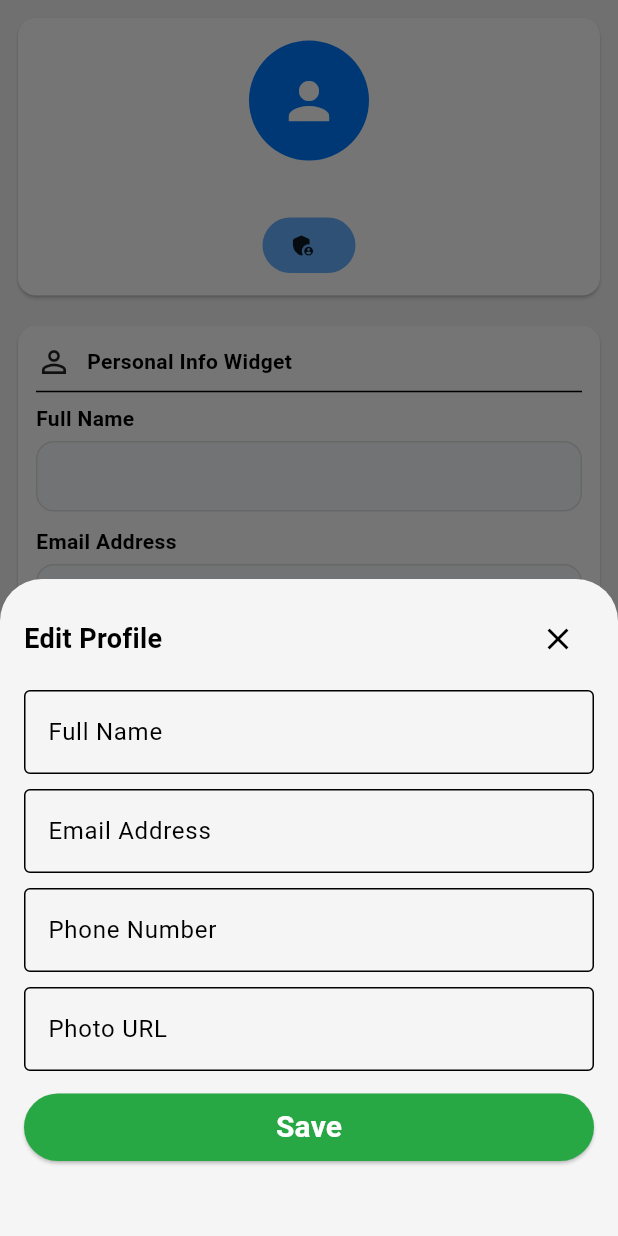
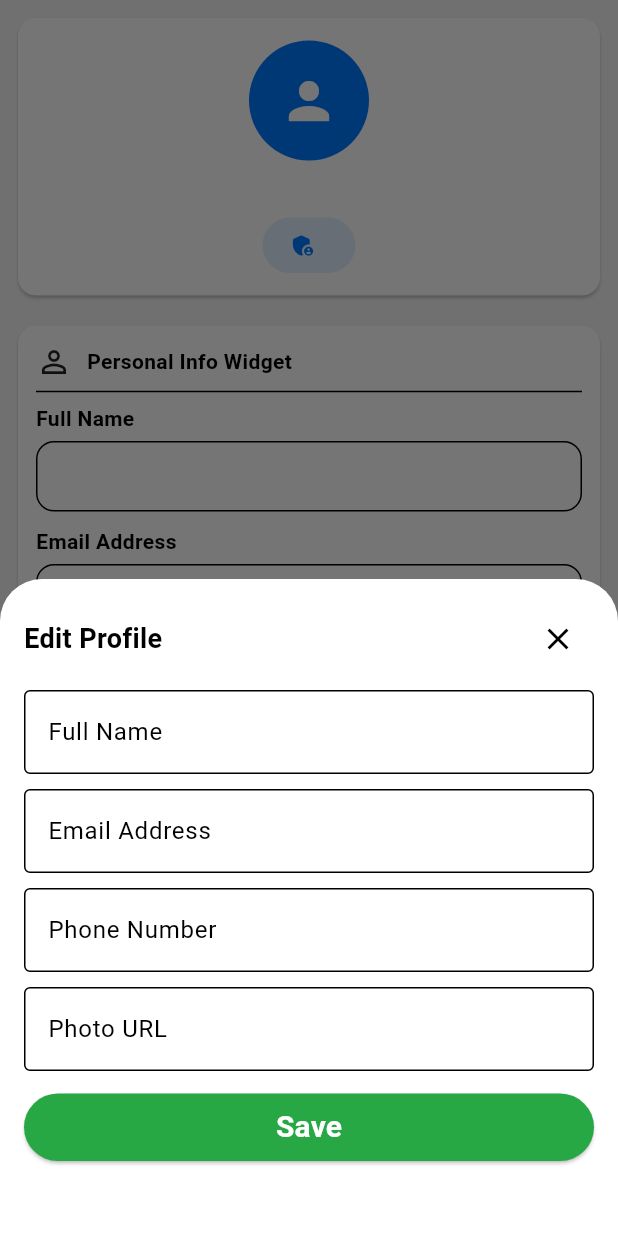
Before and after one commit to Project-BBU-D104/bbu_final_project, a Flutter app: the ProfileScreen screen opened directly, after a tap on "Edit Profile", on a phone screen of 412 x 824 dp. Run offline on Flutter 3.47's test engine with Material 3 defaults, Android fonts, the phone set to English and light mode, and no system bars; our stand-ins replace cached_network_image, device_preview, dropdown_search, file_picker, fl_chart, flutter_dotenv and 12 more; missing offline and left inert: country_flags, encrypt, excel, mobile_scanner; accounts and stored records are empty; network calls fail.

Commit message:
frontend: persist dark mode and remove fake push setting

```diff
--- a/frontend/lib/constants/enum.dart
+++ b/frontend/lib/constants/enum.dart
@@ -1,6 +1,7 @@
   enum StorageKey {
     appStartUp,
-    lastUserLogin
+    lastUserLogin,
+    darkMode
   }
 
   enum SystemMode { system, light, dark }
--- a/frontend/lib/controllers/theme_controller.dart
+++ b/frontend/lib/controllers/theme_controller.dart
@@ -1,14 +1,32 @@
 import 'package:flutter/material.dart';
+import 'package:frontend/constants/enum.dart';
+import 'package:frontend/global.dart';
+import 'package:frontend/services/storage_service.dart';
 import 'package:get/get.dart';
 
 class ThemeController extends GetxController {
+  ThemeController({IStorageService? storageService})
+      : _storage = storageService ?? storage;
+
+  final IStorageService _storage;
+
   final isDark = false.obs;
 
-  void toggleTheme() {
+  @override
+  void onInit() {
+    super.onInit();
+
+    final saved = _storage.readStorage<dynamic>(StorageKey.darkMode);
+    isDark.value = saved is bool ? saved : false;
+  }
+
+  Future<void> toggleTheme() async {
     isDark.value = !isDark.value;
 
     Get.changeThemeMode(
       isDark.value ? ThemeMode.dark : ThemeMode.light,
     );
+
+    await _storage.writeStorage(StorageKey.darkMode, isDark.value);
   }
 }
--- a/frontend/lib/localization/en_us.dart
+++ b/frontend/lib/localization/en_us.dart
@@ -148,7 +148,6 @@
   'App Preferences': 'App Preferences',
   'Dark Mode': 'Dark Mode',
   'Language': 'Language',
-  'Push Notifications': 'Push Notifications',
   'Product Management': 'Product Management',
   'Purchase Management': 'Purchase Management',
   'Supplier Management': 'Supplier Management',
--- a/frontend/lib/localization/km_kh.dart
+++ b/frontend/lib/localization/km_kh.dart
@@ -155,7 +155,6 @@
   'Dark Mode': 'ផ្ទៃងងឹត',
   'Light Mode': 'ផ្ទៃភ្លឺ',
   'Language': 'ភាសា',
-  'Push Notifications': 'ការជូនដំណឹង',
   'Product Management': 'គ្រប់គ្រងផលិតផល',
   'Purchase Management': 'ការគ្រប់គ្រងការទិញ',
   'Supplier Management': 'ការគ្រប់គ្រងអ្នកផ្គត់ផ្គង់',
--- a/frontend/lib/screen/profile/widget/card_personal_info_widget.dart
+++ b/frontend/lib/screen/profile/widget/card_personal_info_widget.dart
@@ -1,5 +1,4 @@
 import 'package:flutter/material.dart';
-import 'package:frontend/constants/constant.dart';
 import 'package:frontend/controllers/profile_controller.dart';
 import 'package:get/get.dart';
 
@@ -15,7 +14,7 @@
       width: double.infinity,
       child: Card(
         margin: const EdgeInsets.only(bottom: 12),
-        color: titleColor,
+        color: Theme.of(context).cardColor,
         child: Padding(
           padding: const EdgeInsets.all(12.0),
           child: Column(
@@ -33,6 +32,7 @@
               Text("Full Name".tr, style: TextStyle(fontWeight: FontWeight.w600),),
               SizedBox(height: 5,),
               Obx(() => cardInfo(
+                  context,
                   title: ctr.username.value,
                 ),
               ),
@@ -41,6 +41,7 @@
               Text("Email Address".tr, style: TextStyle(fontWeight: FontWeight.w600),),
               SizedBox(height: 5,),
               Obx(()=> cardInfo(
+                  context,
                   title: ctr.email.value,
                 ),
               ),
@@ -54,6 +55,7 @@
                           Text("Phone Number".tr, style: TextStyle(fontWeight: FontWeight.w600),),
                           SizedBox(height: 5,),
                           cardInfo(
+                            context,
                             title: ctr.phone.value,
                           ),
                         ],
@@ -68,23 +70,25 @@
   }
 }
 
-Widget cardInfo({
+Widget cardInfo(
+  BuildContext context, {
   required String title,
 }) {
+  final theme = Theme.of(context);
   return Container(
     width: double.infinity,
     padding: const EdgeInsets.all(12),
     decoration: BoxDecoration(
-      color: const Color(0xFFF8FAFC),
+      color: theme.colorScheme.surface,
       borderRadius: BorderRadius.circular(12),
       border: Border.all(
-        color: Colors.grey.shade300,
+        color: theme.dividerColor,
       ),
     ),
     child: Text(
       title,
-      style: const TextStyle(
-        color: Colors.black87,
+      style: TextStyle(
+        color: theme.textTheme.bodyLarge?.color,
         fontWeight: FontWeight.w500,
       ),
     ),
--- a/frontend/lib/screen/profile/widget/card_profile_widget.dart
+++ b/frontend/lib/screen/profile/widget/card_profile_widget.dart
@@ -1,5 +1,4 @@
 import 'package:flutter/material.dart';
-import 'package:frontend/constants/constant.dart';
 import 'package:frontend/controllers/profile_controller.dart';
 import 'package:get/get.dart';
 
@@ -14,7 +13,7 @@
       width: double.infinity,
       child: Card(
         margin: const EdgeInsets.only(bottom: 10),
-        color: titleColor,
+        color: Theme.of(context).cardColor,
         child: SizedBox(
           child: Padding(
             padding: const EdgeInsets.all(15.0),
@@ -54,21 +53,26 @@
                       vertical: 8,
                     ),
                     decoration: BoxDecoration(
-                      color: primaryColor.shade100,
+                      color: Theme.of(context)
+                          .colorScheme
+                          .primary
+                          .withValues(alpha: 0.12),
                       borderRadius: BorderRadius.circular(50),
                     ),
                     child: Row(
                       mainAxisSize: MainAxisSize.min,
                       children: [
-                        const Icon(
+                        Icon(
                           Icons.admin_panel_settings_rounded,
                           size: 18,
+                          color: Theme.of(context).colorScheme.primary,
                         ),
                         const SizedBox(width: 8),
                         Text(
                           ctr.role.value,
-                          style: const TextStyle(
+                          style: TextStyle(
                             fontWeight: FontWeight.w600,
+                            color: Theme.of(context).colorScheme.primary,
                           ),
                         ),
                       ],
--- a/frontend/lib/screen/profile/widget/setting_widget.dart
+++ b/frontend/lib/screen/profile/widget/setting_widget.dart
@@ -1,5 +1,4 @@
 import 'package:flutter/material.dart';
-import 'package:frontend/constants/constant.dart';
 import 'package:frontend/controllers/theme_controller.dart';
 import 'package:frontend/widget/dailog_select_language_widget.dart';
 import 'package:get/get.dart';
@@ -7,12 +6,14 @@
 class SettingWidget extends StatelessWidget {
   SettingWidget({super.key});
 
-   final themeController = Get.put(ThemeController());
+  final themeController = Get.isRegistered<ThemeController>()
+      ? Get.find<ThemeController>()
+      : Get.put(ThemeController());
 
   @override
   Widget build(BuildContext context) {
     return Card(
-      color: titleColor,
+      color: Theme.of(context).cardColor,
       margin: const EdgeInsets.only(bottom: 10),
       child: Padding(
         padding: const EdgeInsets.all(12.0),
@@ -26,18 +27,20 @@
               ],
             ),
             Divider(),
-            // Obx(
-            //   () => cardInfo(
-            //     active: themeController.isDark.value,
-            //     icon: Icons.dark_mode_outlined,
-            //     title: "Dark Mode".tr,
-            //     onSwitch: (value) {
-            //       themeController.toggleTheme();
-            //     },
-            //   ),
-            // ),
+            Obx(
+              () => cardInfo(
+                context,
+                active: themeController.isDark.value,
+                icon: Icons.dark_mode_outlined,
+                title: "Dark Mode".tr,
+                onSwitch: (value) {
+                  themeController.toggleTheme();
+                },
+              ),
+            ),
             SizedBox(height: 5,),
             cardInfo(
+              context,
               icon: Icons.language_outlined,
               title: "Language".tr,
               onTap: () {
@@ -46,12 +49,6 @@
                 );
               },
             ),
-            SizedBox(height: 5,),
-            cardInfo(
-              active: true,
-              icon: Icons.lock_outlined,
-              title: "Push Notifications".tr,
-            ),
           ],
         ),
       )
@@ -59,30 +56,32 @@
   }
 }
 
-Widget cardInfo({
+Widget cardInfo(
+  BuildContext context, {
   required IconData icon,
   required String title,
   bool? active,
   VoidCallback? onTap,
   Function(bool value)? onSwitch,
 }) {
+  final theme = Theme.of(context);
   return InkWell(
     onTap: onTap,
     child: Container(
       width: double.infinity,
       padding: const EdgeInsets.all(12),
       decoration: BoxDecoration(
-        color: Theme.of(Get.context!).cardColor,
+        color: theme.colorScheme.surface,
         borderRadius: BorderRadius.circular(12),
         border: Border.all(
-          color: Colors.grey.shade300,
+          color: theme.dividerColor,
         ),
       ),
       child: Row(
         children: [
           Icon(
             icon,
-            color: Theme.of(Get.context!).iconTheme.color,
+            color: theme.iconTheme.color,
           ),
 
           const SizedBox(width: 10),
@@ -91,7 +90,7 @@
             child: Text(
               title,
               style: TextStyle(
-                color: Theme.of(Get.context!).textTheme.bodyLarge?.color,
+                color: theme.textTheme.bodyLarge?.color,
                 fontWeight: FontWeight.w500,
               ),
             ),
--- a/frontend/lib/services/storage_service.dart
+++ b/frontend/lib/services/storage_service.dart
@@ -41,7 +41,7 @@
   @override
   Future<void> writeStorage(StorageKey key, dynamic value) async {
     final vkey = key.toString().split('.').last; // Output: active
-    _box.write(vkey, value);
+    await _box.write(vkey, value);
   }
 
   ///method remove storage key
--- a/frontend/lib/widget/bottom_sheets.dart
+++ b/frontend/lib/widget/bottom_sheets.dart
@@ -1,5 +1,4 @@
 import 'package:flutter/material.dart';
-import 'package:frontend/constants/constant.dart';
 
 class AppBottomSheets {
   static Future<T?> show<T>(
@@ -10,7 +9,9 @@
     context: context,
     isScrollControlled: true,
     useSafeArea: true,
-    backgroundColor: lightColor,
+    backgroundColor:
+        Theme.of(context).bottomSheetTheme.backgroundColor ??
+            Theme.of(context).cardColor,
     builder: (_) {
       return child;
     },
```
Also changed, not shown: frontend/lib/main.dart (+7 -2 lines), 2 other files.
